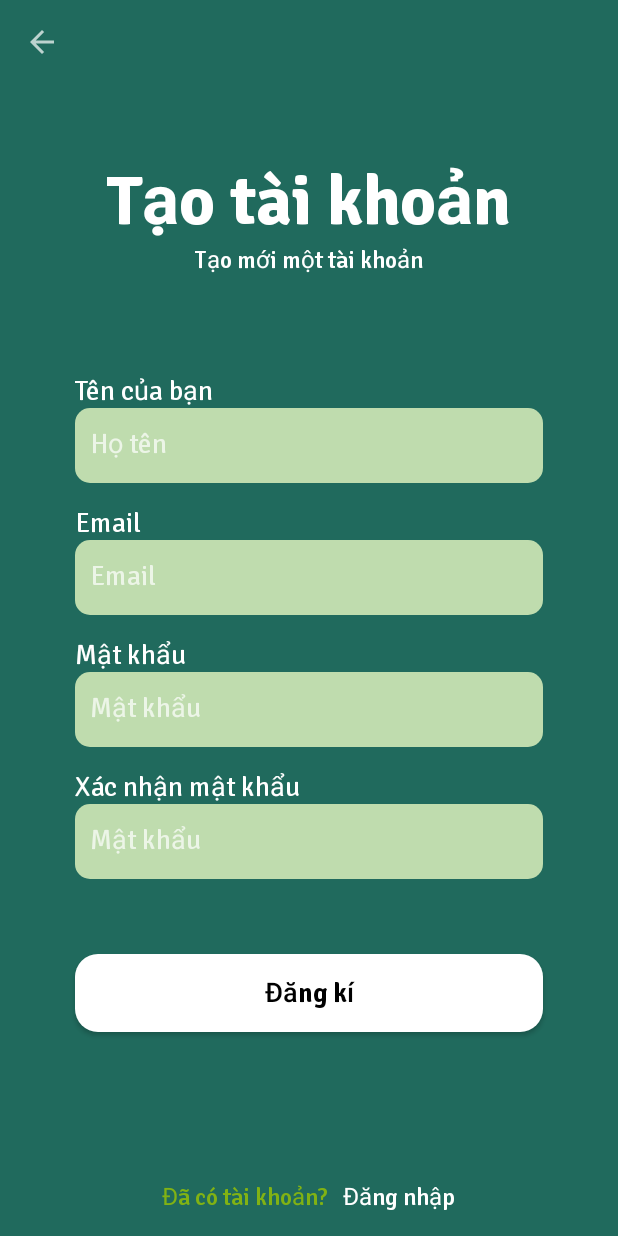
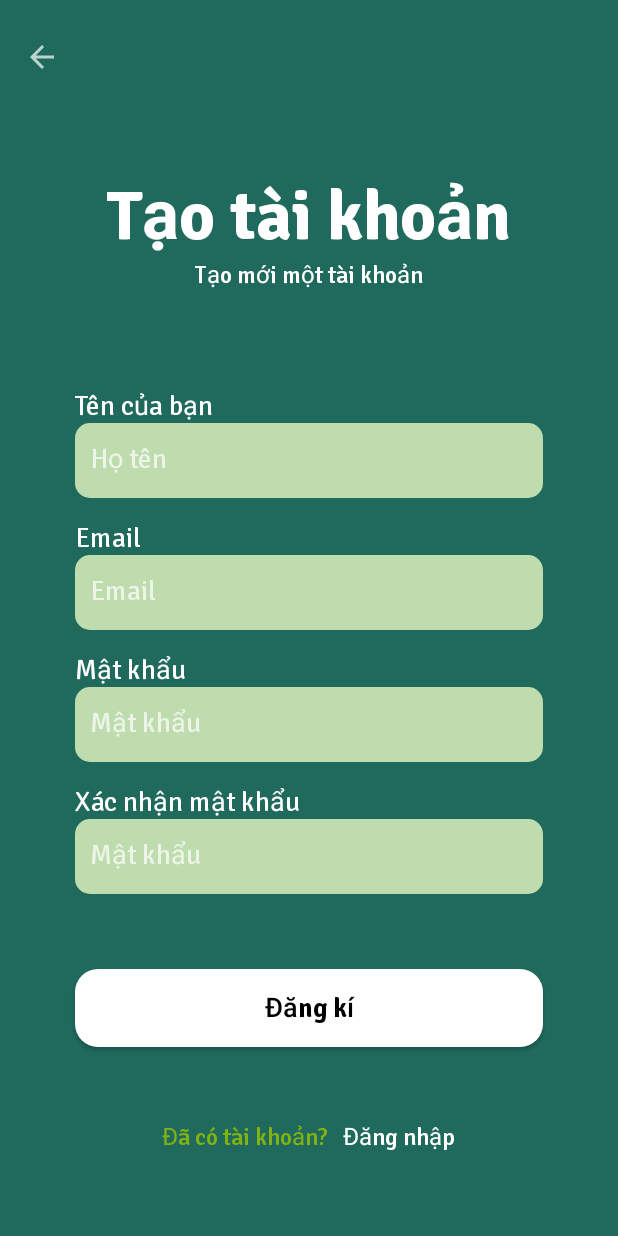
Before and after one commit to dainghia-tran/TAKI-Tour, an Android app: the RegisterActivity screen opened directly, with no data from a screen before it, on a phone screen of 412 x 824 dp. Run offline under Robolectric (Android 15) with nearby library versions, the phone set to English and light mode, and no system bars; our stand-ins replace Firebase (no records; nobody signed in at launch, a user with empty details on screens opened directly).

Commit message:
activity_main.xml

```diff
--- a/app/build.gradle
+++ b/app/build.gradle
@@ -41,8 +41,10 @@ dependencies {
     implementation 'com.google.firebase:firebase-database'
     implementation 'com.google.firebase:firebase-auth'
     implementation 'com.google.android.gms:play-services-auth:19.0.0'
+    implementation 'androidx.viewpager:viewpager:1.0.0'
     testImplementation 'junit:junit:4.13.1'
     androidTestImplementation 'androidx.test.ext:junit:1.1.2'
     androidTestImplementation 'androidx.test.espresso:espresso-core:3.3.0'
     implementation platform('com.google.firebase:firebase-bom:26.1.0')
+    implementation 'com.google.android.material:material:1.2.1'
 }
--- a/app/src/main/java/com/aws/takitour/views/RegisterActivity.java
+++ b/app/src/main/java/com/aws/takitour/views/RegisterActivity.java
@@ -42,7 +42,6 @@ public class RegisterActivity extends AppCompatActivity {
         linkElements();
 
 
-        toolbarReturn.setNavigationIcon(R.drawable.ic_baseline_arrow_back_24);
         toolbarReturn.setNavigationOnClickListener(v -> {
             finish();
         });
--- a/app/src/main/res/layout/activity_login.xml
+++ b/app/src/main/res/layout/activity_login.xml
@@ -59,6 +59,7 @@
             android:layout_height="50dp"
             android:background="@drawable/bg_textview"
             android:fontFamily="@font/signika"
+            android:singleLine="true"
             android:hint="@string/hint_email"
             android:importantForAutofill="no"
             android:inputType="textEmailAddress"
@@ -87,6 +88,7 @@
             android:layout_height="50dp"
             android:background="@drawable/bg_textview"
             android:fontFamily="@font/signika"
+            android:singleLine="true"
             android:hint="@string/hint_password"
             android:importantForAutofill="no"
             android:inputType="textPassword"
--- a/app/src/main/res/layout/activity_register.xml
+++ b/app/src/main/res/layout/activity_register.xml
@@ -8,8 +8,10 @@
     android:orientation="vertical">
     <Toolbar
         android:id="@+id/tb_return"
+        android:layout_marginTop="10dp"
         android:layout_width="wrap_content"
-        android:layout_height="wrap_content"/>
+        android:layout_height="wrap_content"
+        android:navigationIcon="@drawable/ic_baseline_arrow_back_24"/>
     <TextView
         android:layout_width="wrap_content"
         android:layout_height="wrap_content"
@@ -48,11 +50,11 @@
             android:id="@+id/edt_name"
             android:layout_width="match_parent"
             android:layout_height="50dp"
+            android:background="@drawable/bg_textview"
             android:fontFamily="@font/signika"
-            android:background="@drawable/bg_textview"
-            android:textColor="#206A5D"
             android:hint="@string/hint_name"
-            />
+            android:singleLine="true"
+            android:textColor="#206A5D" />
     </LinearLayout>
 
     <LinearLayout
@@ -77,6 +79,7 @@
             android:layout_height="50dp"
             android:fontFamily="@font/signika"
             android:background="@drawable/bg_textview"
+            android:singleLine="true"
             android:hint="@string/hint_email"
             android:textColor="#206A5D"
             />
@@ -103,6 +106,7 @@
             android:fontFamily="@font/signika"
             android:inputType="textPassword"
             android:background="@drawable/bg_textview"
+            android:singleLine="true"
             android:hint="@string/hint_password"
             android:textColor="#206A5D"/>
     </LinearLayout>
@@ -129,6 +133,7 @@
             android:fontFamily="@font/signika"
             android:inputType="textPassword"
             android:background="@drawable/bg_textview"
+            android:singleLine="true"
             android:hint="@string/hint_password"
             android:textColor="#206A5D"/>
     </LinearLayout>
@@ -150,8 +155,7 @@
         android:layout_width="match_parent"
         android:layout_height="wrap_content"
         android:orientation="horizontal"
-        android:gravity="center_horizontal"
-        android:layout_marginTop="50dp">
+        android:gravity="center_horizontal">
         <TextView
             android:layout_width="wrap_content"
             android:layout_height="wrap_content"
--- a/app/src/main/res/values/colors.xml
+++ b/app/src/main/res/values/colors.xml
@@ -7,4 +7,5 @@
     <color name="teal_700">#FF018786</color>
     <color name="black">#FF000000</color>
     <color name="white">#FFFFFFFF</color>
+    <color name="bottom_nav">#FFEA2C</color>
 </resources>
--- a/app/src/main/res/values/strings.xml
+++ b/app/src/main/res/values/strings.xml
@@ -48,4 +48,8 @@
     <string name="btn_sign_out">Sign Out</string>
     <string name="lbl_forgot_password">Forgot password?</string>
     <string name="forgot_password_msg">We just need your registered Email to sent you password reset instructions.</string>
+    <string name="explore">Khám phá</string>
+    <string name="tours">Tours</string>
+    <string name="notification">Thông báo</string>
+    <string name="profile">Hồ sơ</string>
 </resources>
```
Also changed, not shown: app/src/main/res/layout/activity_main.xml (+19 -10 lines), app/src/main/res/menu/menu.xml (+16 -0 lines).
